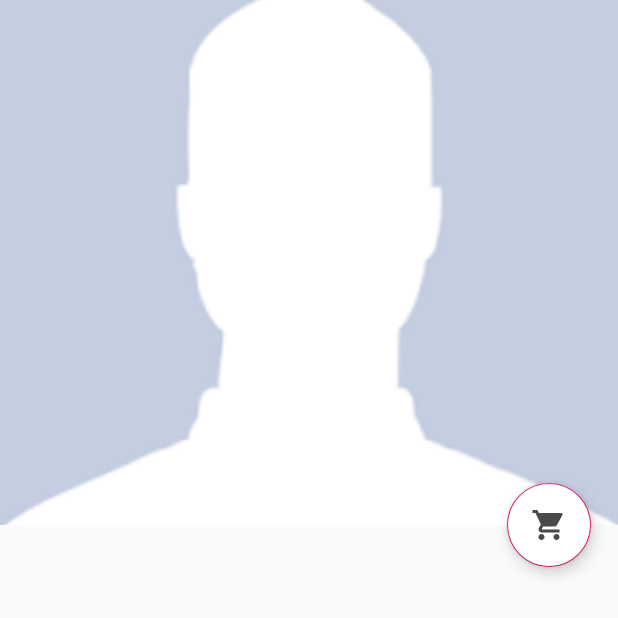
After one commit to ThenerStudios/Mlambolivestock, an Android app: the SingleView screen opened directly, with no data from a screen before it, on a phone screen of 412 x 824 dp, the top half of it. The commit adds this screen. Run offline under Robolectric (Android 15) with nearby library versions, the phone set to English and light mode, and no system bars.

Commit message:
Cleaning Up End of the day

```diff
--- a/app/build.gradle
+++ b/app/build.gradle
@@ -26,6 +26,10 @@ dependencies {
     implementation 'com.android.support:design:28.0.0'
     implementation 'com.android.support:support-vector-drawable:28.0.0'
     implementation 'com.android.support:support-v4:28.0.0'
+
+//    More dependencies
+    implementation 'de.hdodenhof:circleimageview:3.0.0'
+
     testImplementation 'junit:junit:4.12'
     androidTestImplementation 'com.android.support.test:runner:1.0.2'
     androidTestImplementation 'com.android.support.test.espresso:espresso-core:3.0.2'
--- a/app/src/main/AndroidManifest.xml
+++ b/app/src/main/AndroidManifest.xml
@@ -9,7 +9,8 @@
         android:roundIcon="@mipmap/ic_launcher_round"
         android:supportsRtl="true"
         android:theme="@style/AppTheme">
-        <activity android:name=".Auth.PhoneAuth"></activity>
+        <activity android:name=".SingleView"></activity>
+        <activity android:name=".Auth.PhoneAuth" />
         <activity android:name=".Home">
             <intent-filter>
                 <action android:name="android.intent.action.MAIN" />
--- a/app/src/main/java/com/mlambo/mlamboenterprise/Home.java
+++ b/app/src/main/java/com/mlambo/mlamboenterprise/Home.java
@@ -67,6 +67,6 @@ public class Home extends AppCompatActivity {
     protected void onStart() {
         super.onStart();
 
-        startActivity(new Intent(this, PhoneAuth.class));
+       // startActivity(new Intent(this, PhoneAuth.class));
     }
 }
--- /dev/null
+++ b/app/src/main/java/com/mlambo/mlamboenterprise/SingleView.java
@@ -0,0 +1,13 @@
+package com.mlambo.mlamboenterprise;
+
+import android.support.v7.app.AppCompatActivity;
+import android.os.Bundle;
+
+public class SingleView extends AppCompatActivity {
+
+    @Override
+    protected void onCreate(Bundle savedInstanceState) {
+        super.onCreate(savedInstanceState);
+        setContentView(R.layout.activity_single_view);
+    }
+}
--- /dev/null
+++ b/app/src/main/res/drawable/ic_shopping_cart_black.xml
@@ -0,0 +1,9 @@
+<vector xmlns:android="http://schemas.android.com/apk/res/android"
+        android:width="24dp"
+        android:height="24dp"
+        android:viewportWidth="24.0"
+        android:viewportHeight="24.0">
+    <path
+        android:fillColor="#494949"
+        android:pathData="M7,18c-1.1,0 -1.99,0.9 -1.99,2S5.9,22 7,22s2,-0.9 2,-2 -0.9,-2 -2,-2zM1,2v2h2l3.6,7.59 -1.35,2.45c-0.16,0.28 -0.25,0.61 -0.25,0.96 0,1.1 0.9,2 2,2h12v-2L7.42,15c-0.14,0 -0.25,-0.11 -0.25,-0.25l0.03,-0.12 0.9,-1.63h7.45c0.75,0 1.41,-0.41 1.75,-1.03l3.58,-6.49c0.08,-0.14 0.12,-0.31 0.12,-0.48 0,-0.55 -0.45,-1 -1,-1L5.21,4l-0.94,-2L1,2zM17,18c-1.1,0 -1.99,0.9 -1.99,2s0.89,2 1.99,2 2,-0.9 2,-2 -0.9,-2 -2,-2z"/>
+</vector>
--- /dev/null
+++ b/app/src/main/res/layout/activity_single_view.xml
@@ -0,0 +1,71 @@
+<?xml version="1.0" encoding="utf-8"?>
+<android.support.design.widget.CoordinatorLayout xmlns:android="http://schemas.android.com/apk/res/android"
+    xmlns:app="http://schemas.android.com/apk/res-auto"
+    xmlns:tools="http://schemas.android.com/tools"
+    android:layout_width="match_parent"
+    android:layout_height="match_parent"
+    tools:context=".SingleView">
+
+    <android.support.design.widget.AppBarLayout
+        android:id="@+id/app_bar_layout"
+        android:layout_width="match_parent"
+        android:layout_height="350dp"
+        android:theme="@style/ThemeOverlay.AppCompat.Dark.ActionBar"
+        android:fitsSystemWindows="true">
+
+
+        <android.support.design.widget.CollapsingToolbarLayout
+            android:id="@+id/collapsing_toolbar"
+            android:layout_width="match_parent"
+            android:layout_height="match_parent"
+            android:fitsSystemWindows="true"
+            app:layout_scrollFlags="scroll|exitUntilCollapsed"
+            app:contentScrim="#0e0d0e"
+            app:expandedTitleTextAppearance="@android:color/transparent">
+
+            <ImageView
+                android:id="@+id/collapsing_image"
+                android:layout_width="match_parent"
+                android:layout_height="match_parent"
+                android:fitsSystemWindows="true"
+                android:scaleType="centerCrop"
+                android:src="@drawable/avatar"
+                app:layout_collapseMode="parallax"
+                tools:ignore="ContentDescription"/>
+
+            <android.support.v7.widget.Toolbar
+                android:id="@+id/toolbar"
+                android:layout_width="match_parent"
+                android:layout_height="?attr/actionBarSize"
+                app:layout_collapseMode="pin" />
+
+        </android.support.design.widget.CollapsingToolbarLayout>
+
+    </android.support.design.widget.AppBarLayout>
+
+    <android.support.design.widget.FloatingActionButton
+        android:id="@+id/btnCart"
+        app:srcCompat="@drawable/ic_shopping_cart_black"
+        android:backgroundTint="@color/white"
+        android:background="@color/white"
+        android:layout_width="wrap_content"
+        android:layout_height="wrap_content"
+        android:elevation="6dp"
+        app:pressedTranslationZ="12dp"
+        app:layout_anchor="@id/app_bar_layout"
+        app:layout_anchorGravity="bottom|right|end"
+        app:useCompatPadding="true"
+        tools:targetApi="lollipop" />
+
+    <android.support.v4.widget.NestedScrollView
+        android:id="@+id/nestedscrollView"
+        android:layout_width="match_parent"
+        android:layout_height="wrap_content"
+        android:clipToPadding="false"
+        app:layout_behavior="@string/appbar_scrolling_view_behavior">
+
+
+
+    </android.support.v4.widget.NestedScrollView>
+
+</android.support.design.widget.CoordinatorLayout>
--- a/app/src/main/res/values/colors.xml
+++ b/app/src/main/res/values/colors.xml
@@ -6,4 +6,6 @@
 
     <!--Added Colours-->
     <color name="text">#000000</color>
+    <color name="card">#E9E9E9</color>
+    <color name="white">#FFFFFF</color>
 </resources>
```
Also changed, not shown: app/src/main/res/layout/home_layout.xml (added, +52 -0 lines), app/src/main/res/drawable/avatar.png (added).
